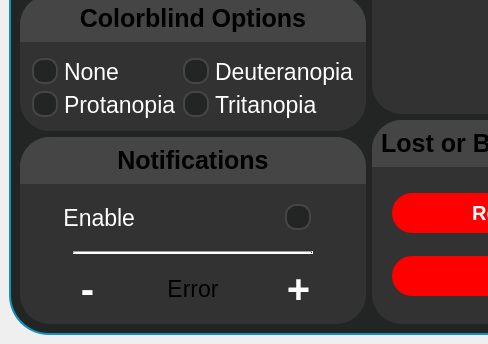
Before: the Qt Designer form src/userinterface/panicdashboard.ui in Trixxle/SeamenPerformanceOverlay, drawn with Qt 5; both pictures show x 0 to 488 and y 446 to 790 of the 733 by 790 pixel window.
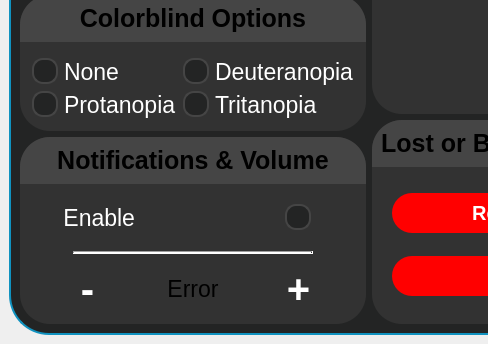
After: the same form once the commit is applied. Icons and pictures are not drawn.

```diff
--- a/src/userinterface/panicdashboard.ui
+++ b/src/userinterface/panicdashboard.ui
@@ -1318,7 +1318,7 @@
                  <item>
                   <widget class="QLabel" name="NotificationTitle">
                    <property name="text">
-                    <string>Notifications</string>
+                    <string>Notifications &amp; Volume</string>
                    </property>
                    <property name="alignment">
                     <set>Qt::AlignmentFlag::AlignCenter</set>
```
